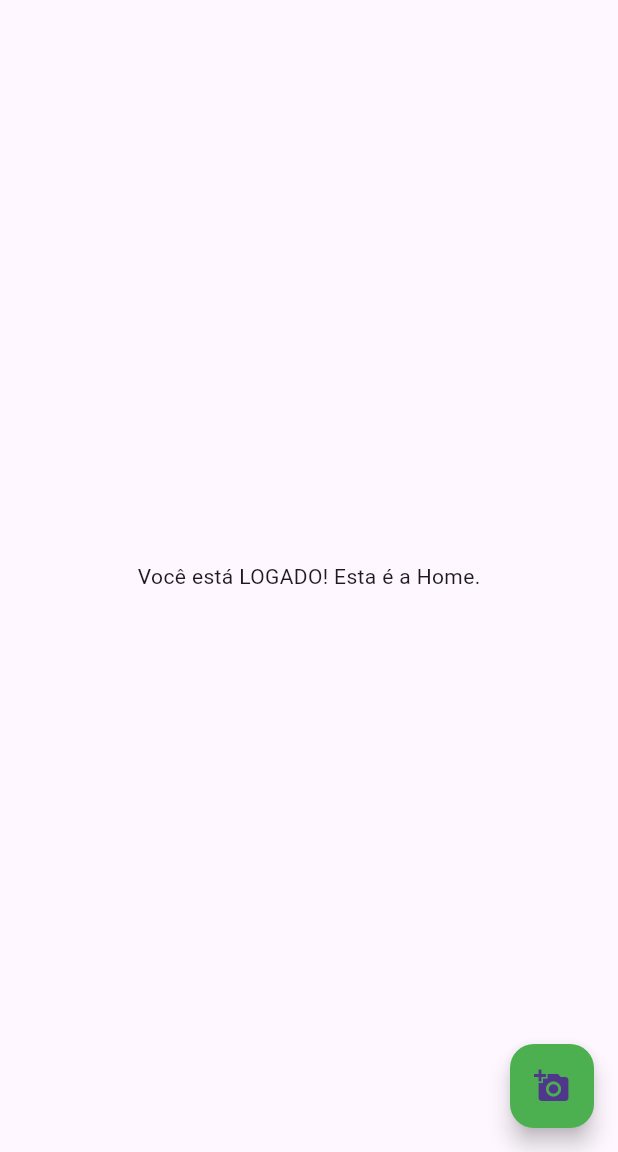
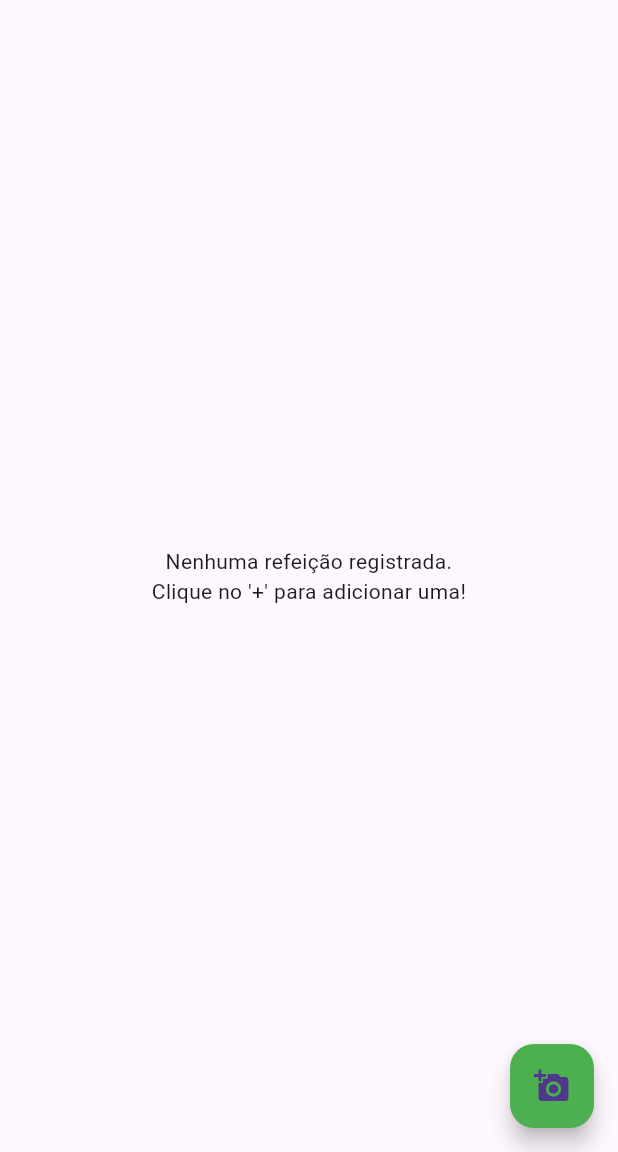
Before and after one commit to pcezars/nutrisnap, a Flutter app: the screen it shows once a user with an empty profile is signed in, on a phone screen of 412 x 824 dp, the part 84-1236 px from its top. Run offline on Flutter 3.47's test engine with Material 3 defaults, Android fonts, the light colour scheme and no system bars; our stand-ins replace cloud_firestore, firebase_auth, firebase_core, firebase_storage, image_picker; missing offline and left inert: firebase_ui_auth; accounts and stored records are empty.

Commit message:
Fase 3: Exibe feed de refeições na HomePage com StreamBuilder e Índice

```diff
--- a/lib/pages/home_page.dart
+++ b/lib/pages/home_page.dart
@@ -1,5 +1,7 @@
 import 'package:firebase_auth/firebase_auth.dart';
 import 'package:flutter/material.dart';
+import 'package:cloud_firestore/cloud_firestore.dart'; // 1. Importar o Firestore
+import '../components/refeicao_card.dart'; // 2. Importar nosso Card
 import 'registro_page.dart';
 
 class HomePage extends StatefulWidget {
@@ -10,23 +12,18 @@ class HomePage extends StatefulWidget {
 }
 
 class _HomePageState extends State<HomePage> {
-  // Função de Logout
+  // 3. Pegar o usuário atual
+  final User? currentUser = FirebaseAuth.instance.currentUser;
+
   void logout() {
     FirebaseAuth.instance.signOut();
   }
 
-  // Função para navegar para a página de registro
   void irParaPaginaRegistro() {
-    // Navigator.push(
-    //   context,
-    //   MaterialPageRoute(builder: (context) => const RegistroPage()),
-    // );
-
-    // Por enquanto, vamos apenas mostrar um print
     Navigator.push(
-    context,
-    MaterialPageRoute(builder: (context) => const RegistroPage()),
-  );
+      context,
+      MaterialPageRoute(builder: (context) => const RegistroPage()),
+    );
   }
 
   @override
@@ -43,11 +40,63 @@ class _HomePageState extends State<HomePage> {
           )
         ],
       ),
-      body: const Center(
-        child: Text("Você está LOGADO! Esta é a Home."),
+
+      // 4. Substituir o body por um StreamBuilder
+      body: StreamBuilder<QuerySnapshot>(
+        // 5. O "Stream": Ouvir a coleção 'refeicoes'
+        stream: FirebaseFirestore.instance
+            .collection('refeicoes')
+            // 6. Onde o 'userId' for igual ao ID do usuário logado
+            .where('userId', isEqualTo: currentUser?.uid)
+            // 7. Ordenar pelas mais recentes primeiro
+            .orderBy('timestamp', descending: true)
+            .snapshots(), // "Tire uma foto" (snapshot) do banco toda vez que ele mudar
+
+        builder: (context, snapshot) {
+          // 8. Se estiver carregando, mostre um loading
+          if (snapshot.connectionState == ConnectionState.waiting) {
+            return const Center(child: CircularProgressIndicator());
+          }
+          // 9. Se der erro
+          if (snapshot.hasError) {
+            return Center(child: Text("Erro: ${snapshot.error}"));
+          }
+          // 10. Se não tiver dados (nenhuma refeição salva)
+          if (!snapshot.hasData || snapshot.data!.docs.isEmpty) {
+            return const Center(
+              child: Text(
+                "Nenhuma refeição registrada.\nClique no '+' para adicionar uma!",
+                textAlign: TextAlign.center,
+              ),
+            );
+          }
+
+          // 11. Se tiver dados, mostre a lista!
+          final List<DocumentSnapshot> documentos = snapshot.data!.docs;
+
+          return ListView.builder(
+            padding: const EdgeInsets.all(16.0),
+            itemCount: documentos.length,
+            itemBuilder: (context, index) {
+              // Pegar os dados do documento
+              final Map<String, dynamic> data =
+                  documentos[index].data() as Map<String, dynamic>;
+
+              // Converter o Timestamp do Firebase para DateTime do Dart
+              final Timestamp timestamp = data['timestamp'];
+              final DateTime dataRefeicao = timestamp.toDate();
+
+              // Retornar o nosso Card customizado
+              return RefeicaoCard(
+                imageUrl: data['imageUrl'],
+                alimentos: data['alimentos'],
+                timestamp: dataRefeicao,
+              );
+            },
+          );
+        },
       ),
 
-      // 2. Adicione o Botão de Ação Flutuante (FAB)
       floatingActionButton: FloatingActionButton(
         onPressed: irParaPaginaRegistro,
         backgroundColor: Colors.green,
```
Also changed, not shown: lib/components/refeicao_card.dart (added, +72 -0 lines).
